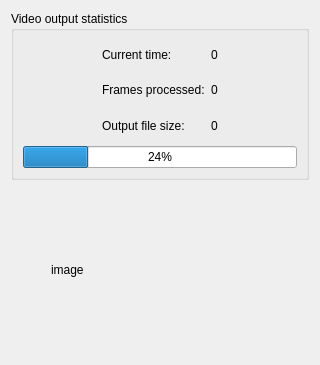
Above: src/dialog_encodingprogress.ui from gyunaev/karlyriceditor before the change. Below: the same form after it.
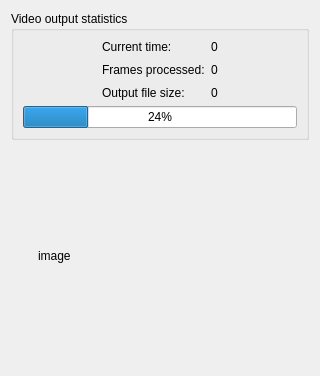
That is the form after the change.

What changed in the file:
```diff
--- a/src/dialog_encodingprogress.ui
+++ b/src/dialog_encodingprogress.ui
@@ -7,7 +7,7 @@
     <x>0</x>
     <y>0</y>
     <width>320</width>
-    <height>365</height>
+    <height>376</height>
    </rect>
   </property>
   <property name="windowTitle">
@@ -103,7 +103,10 @@
     </widget>
    </item>
    <item>
-    <layout class="QHBoxLayout" name="horizontalLayout">
+    <layout class="QHBoxLayout" name="horizontalLayout" stretch="1,9,1">
+     <property name="sizeConstraint">
+      <enum>QLayout::SetDefaultConstraint</enum>
+     </property>
      <item>
       <spacer name="horizontalSpacer_3">
        <property name="orientation">
@@ -120,7 +123,7 @@
      <item>
       <widget class="QLabel" name="image">
        <property name="sizePolicy">
-        <sizepolicy hsizetype="Preferred" vsizetype="Preferred">
+        <sizepolicy hsizetype="Expanding" vsizetype="Expanding">
          <horstretch>8</horstretch>
          <verstretch>10</verstretch>
         </sizepolicy>
```
